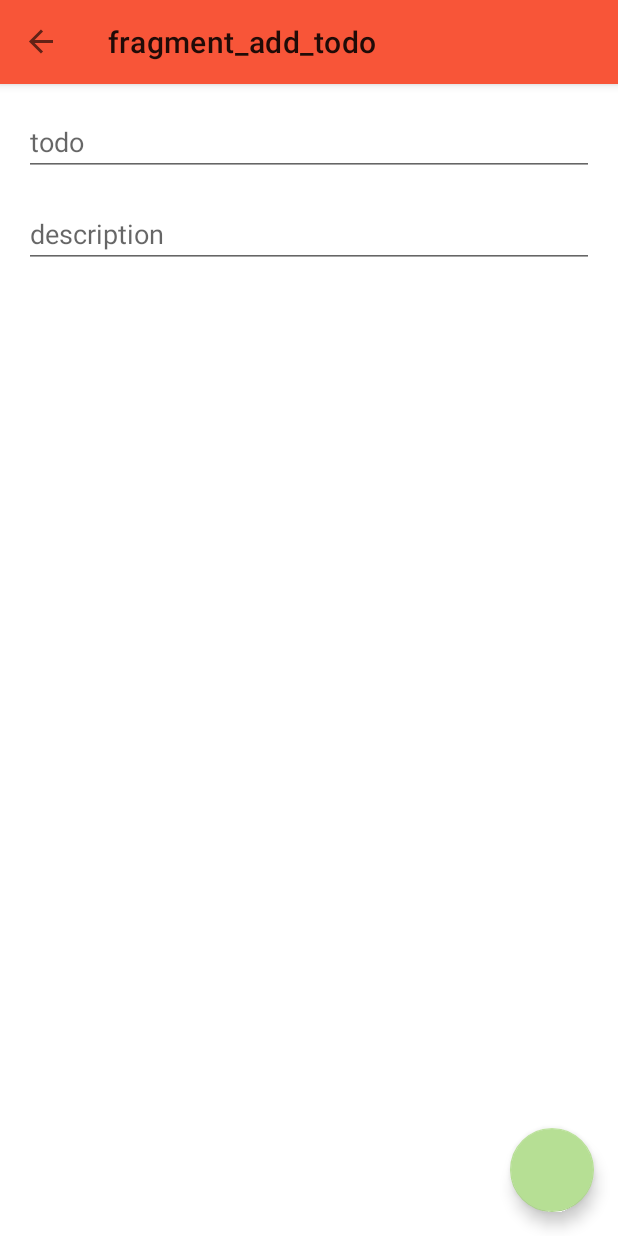
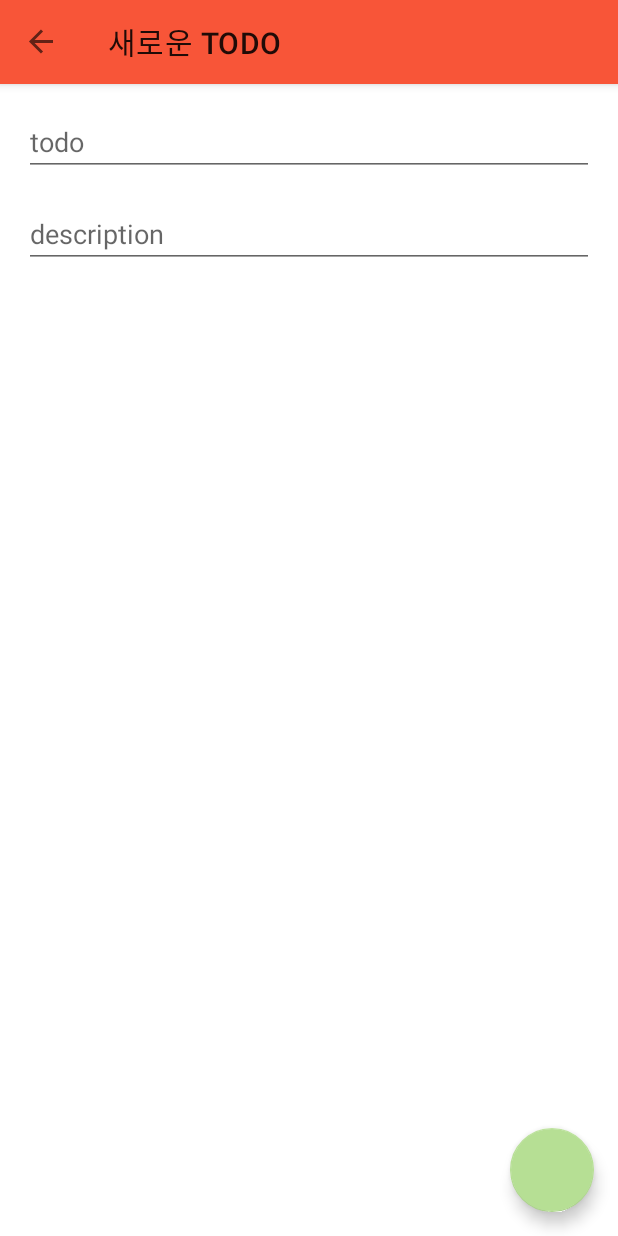
Before and after one commit to EmilyCh0/Tomatodo, an Android app: the screen it shows after launch (MainActivity), after a tap on an icon or button, on a phone screen of 412 x 824 dp. Run offline under Robolectric (Android 15) with nearby library versions, the light colour scheme and no system bars; our stand-ins replace Room's generated code, navigation-ui.

Commit message:
design: navigation label

```diff
--- a/app/src/main/java/com/example/todo/todo/TodoFragment.kt
+++ b/app/src/main/java/com/example/todo/todo/TodoFragment.kt
@@ -51,7 +51,7 @@ class TodoFragment : Fragment() {
         val bindingViewModel = binding.viewmodel
         if(bindingViewModel!=null){
             todoAdapter = TodoAdapter(bindingViewModel){
-                val action = TodoFragmentDirections.actionTodoFragmentDestToTodoDetailFragment(it.id)
+                val action = TodoFragmentDirections.actionTodoFragmentDestToTodoDetailFragment(todoId = it.id, todoTitle = it.title)
                 this.findNavController().navigate(action)
             }
             binding.recyclerview.adapter = todoAdapter
--- a/app/src/main/res/layout/todo_item.xml
+++ b/app/src/main/res/layout/todo_item.xml
@@ -47,7 +47,7 @@
             <ImageView
                 android:layout_width="35dp"
                 android:layout_height="35dp"
-                android:layout_marginTop="16dp"
+                android:layout_gravity="bottom"
                 android:layout_marginStart="16dp"
                 android:src="@drawable/apple"/>
 
--- a/app/src/main/res/navigation/nav_graph.xml
+++ b/app/src/main/res/navigation/nav_graph.xml
@@ -8,8 +8,8 @@
     <fragment
         android:id="@+id/todo_fragment_dest"
         android:name="com.example.todo.todo.TodoFragment"
-        android:label="fragment_todo"
-        tools:layout="@layout/fragment_todo" >
+        android:label="TODO"
+        tools:layout="@layout/fragment_todo">
         <action
             android:id="@+id/action_todoFragment_to_noteFragment"
             app:destination="@id/note_fragment_dest" />
@@ -23,13 +23,13 @@
     <fragment
         android:id="@+id/note_fragment_dest"
         android:name="com.example.todo.note.NoteFragment"
-        android:label="fragment_note"
+        android:label="NOTE"
         tools:layout="@layout/fragment_note" />
     <fragment
         android:id="@+id/addTodoFragment"
         android:name="com.example.todo.addtodo.AddTodoFragment"
-        android:label="fragment_add_todo"
-        tools:layout="@layout/fragment_add_todo" >
+        android:label="새로운 TODO"
+        tools:layout="@layout/fragment_add_todo">
         <action
             android:id="@+id/action_addTodoFragment_to_todo_fragment_dest"
             app:destination="@id/todo_fragment_dest"
@@ -39,13 +39,16 @@
     <fragment
         android:id="@+id/todoDetailFragment"
         android:name="com.example.todo.tododetail.TodoDetailFragment"
-        android:label="fragment_todo_detail"
-        tools:layout="@layout/fragment_todo_detail" >
+        android:label="할 일 : {todo_title}"
+        tools:layout="@layout/fragment_todo_detail">
         <argument
             android:name="todo_id"
             app:argType="integer" />
         <action
             android:id="@+id/action_todoDetailFragment_to_todo_fragment_dest"
             app:destination="@id/todo_fragment_dest" />
+        <argument
+            android:name="todo_title"
+            app:argType="string" />
     </fragment>
 </navigation>
```
